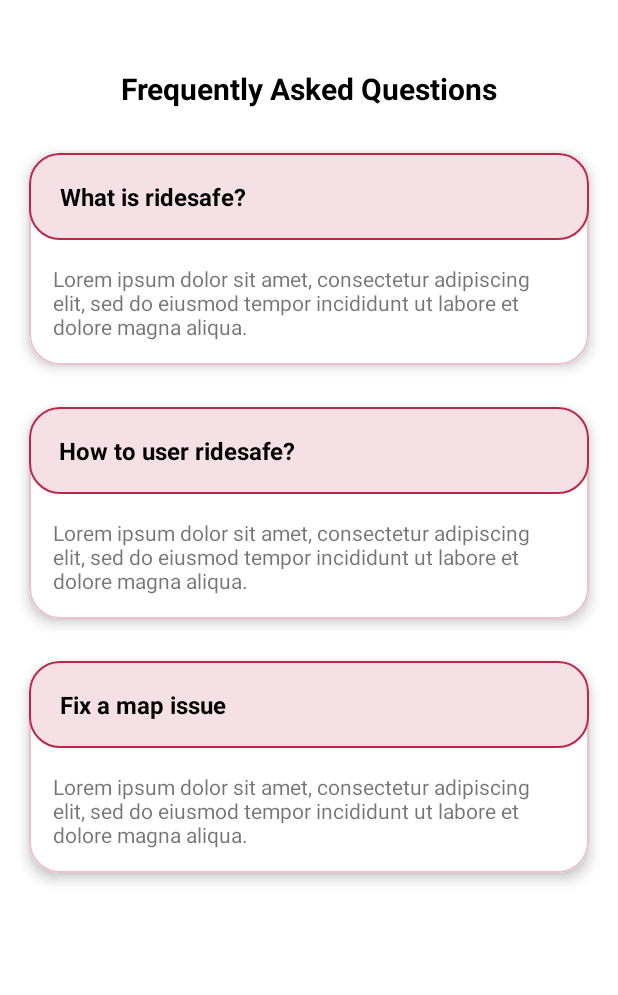
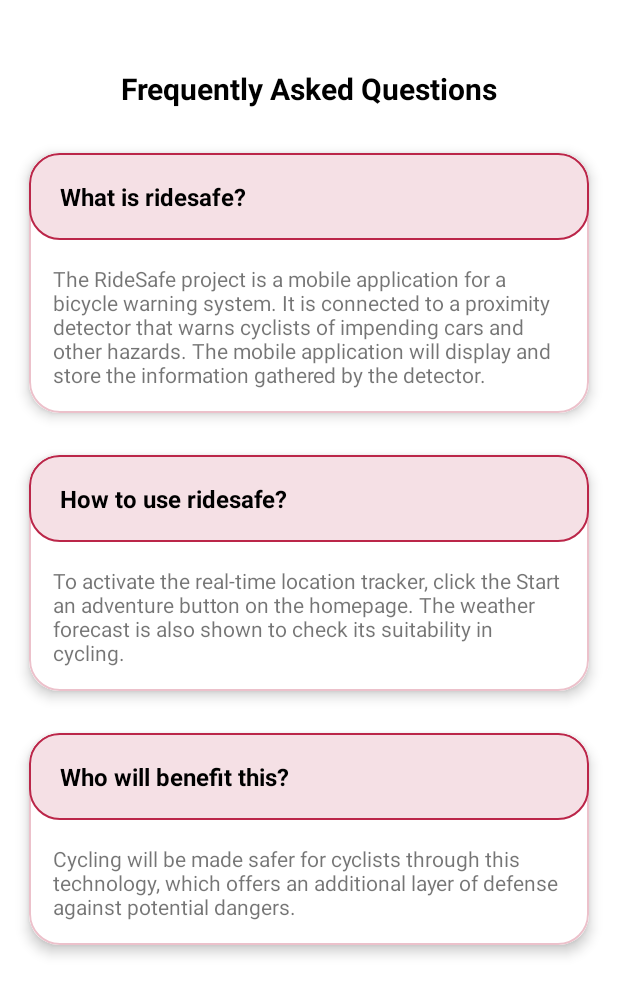
Before and after one commit to SirChubbx17/RideSafeV2, an Android app: the layout rs_frag_faq.xml on its own in the app's theme, with its tools: preview values and no code run, on a phone screen of 412 x 824 dp. Shown: the top 995 px of the screen. Run offline under Robolectric (Android 15) with nearby library versions, the phone set to English and light mode, and no system bars; Roboto replaces fonts that are not available here.

Commit message:
faq content updated

```diff
--- a/app/src/main/res/layout/rs_frag_faq.xml
+++ b/app/src/main/res/layout/rs_frag_faq.xml
@@ -9,7 +9,8 @@
     <LinearLayout
         android:id="@+id/linearLayout4"
         android:layout_width="match_parent"
-        android:layout_height="wrap_content">
+        android:layout_height="wrap_content"
+        tools:ignore="MissingConstraints">
 
         <TextView
             android:id="@+id/txtFAQ"
@@ -78,7 +79,7 @@
                 android:layout_width="0dp"
                 android:layout_height="wrap_content"
                 android:padding="16dp"
-                android:text="Lorem ipsum dolor sit amet, consectetur adipiscing elit, sed do eiusmod tempor incididunt ut labore et dolore magna aliqua."
+                android:text="The RideSafe project is a mobile application for a bicycle warning system. It is connected to a proximity detector that warns cyclists of impending cars and other hazards. The mobile application will display and store the information gathered by the detector."
                 app:layout_constraintEnd_toEndOf="parent"
                 app:layout_constraintHorizontal_bias="0.5"
                 app:layout_constraintStart_toStartOf="parent"
@@ -123,7 +124,7 @@
                     android:layout_width="wrap_content"
                     android:layout_height="match_parent"
                     android:padding="10dp"
-                    android:text="How to user ridesafe?"
+                    android:text="How to use ridesafe?"
                     android:textColor="@color/black"
                     android:textSize="16sp"
                     android:textStyle="bold"
@@ -139,7 +140,7 @@
                 android:layout_width="0dp"
                 android:layout_height="wrap_content"
                 android:padding="16dp"
-                android:text="Lorem ipsum dolor sit amet, consectetur adipiscing elit, sed do eiusmod tempor incididunt ut labore et dolore magna aliqua."
+                android:text="To activate the real-time location tracker, click the Start an adventure button on the homepage. The weather forecast is also shown to check its suitability in cycling."
                 app:layout_constraintEnd_toEndOf="parent"
                 app:layout_constraintHorizontal_bias="0.5"
                 app:layout_constraintStart_toStartOf="parent"
@@ -184,7 +185,7 @@
                     android:layout_width="wrap_content"
                     android:layout_height="match_parent"
                     android:padding="10dp"
-                    android:text="Fix a map issue"
+                    android:text="Who will benefit this?"
                     android:textColor="@color/black"
                     android:textSize="16sp"
                     android:textStyle="bold"
@@ -200,7 +201,7 @@
                 android:layout_width="0dp"
                 android:layout_height="wrap_content"
                 android:padding="16dp"
-                android:text="Lorem ipsum dolor sit amet, consectetur adipiscing elit, sed do eiusmod tempor incididunt ut labore et dolore magna aliqua."
+                android:text="Cycling will be made safer for cyclists through this technology, which offers an additional layer of defense against potential dangers."
                 app:layout_constraintEnd_toEndOf="parent"
                 app:layout_constraintHorizontal_bias="0.5"
                 app:layout_constraintStart_toStartOf="parent"
--- a/app/src/main/res/layout/rs_frag_history.xml
+++ b/app/src/main/res/layout/rs_frag_history.xml
@@ -284,8 +284,7 @@
                                 android:text="Route2"
                                 android:textColor="@color/black"
                                 android:textSize="14sp"
-                                android:textStyle="bold
-    " />
+                                android:textStyle="bold" />
 
                             <TextView
                                 android:layout_width="match_parent"
```
